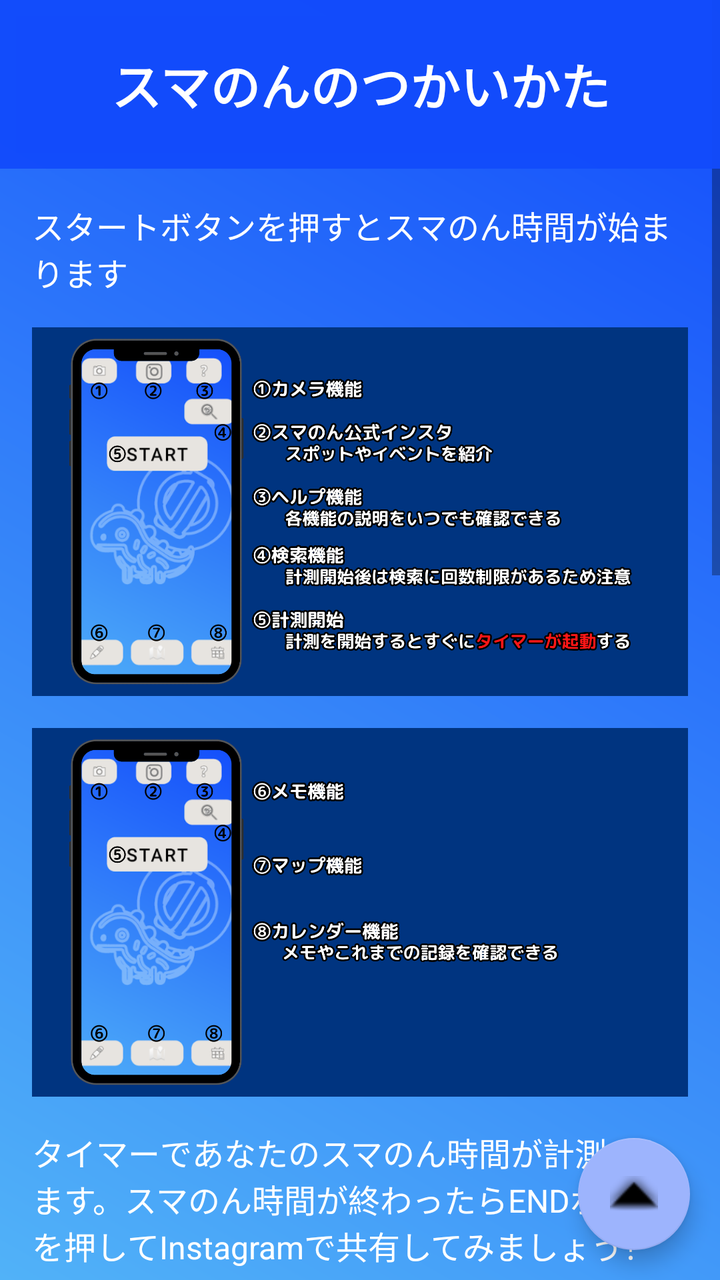
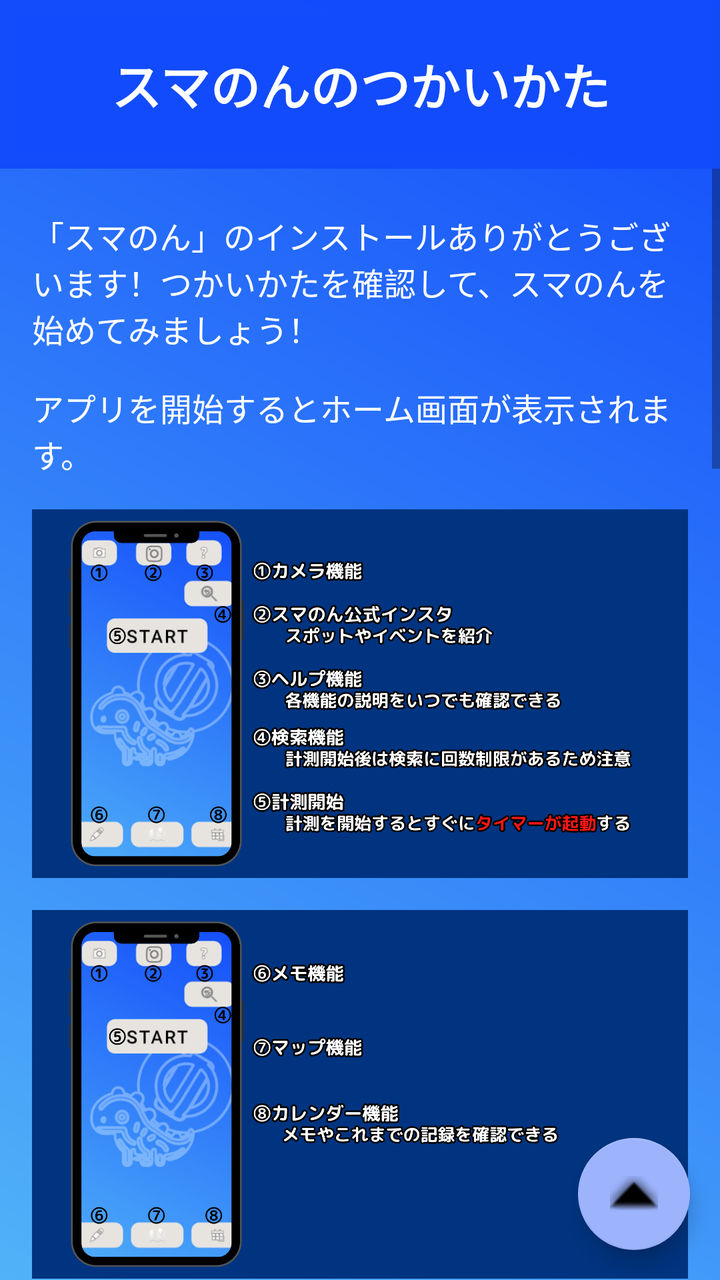

Two renders of the same Android screen: before a commit and after it. Below are the layout's source before the change and the commit's diff.
<!-- AndroidManifest.xml: application theme Theme.App_test -->
<!-- res/layout/activity_tutorial.xml -->
<?xml version="1.0" encoding="utf-8"?>
<androidx.constraintlayout.widget.ConstraintLayout xmlns:android="http://schemas.android.com/apk/res/android"
    xmlns:app="http://schemas.android.com/apk/res-auto"
    xmlns:tools="http://schemas.android.com/tools"
    android:layout_width="match_parent"
    android:layout_height="match_parent"
    android:background="@drawable/gradient_background"
    tools:context=".HelpViewActivity">
    
    <ScrollView
        android:id="@+id/scrollView"
        android:layout_width="match_parent"
        android:layout_height="0dp"
        app:layout_constraintBottom_toBottomOf="parent">

        
        <LinearLayout
            android:layout_width="match_parent"
            android:layout_height="wrap_content"
            android:orientation="vertical"
            android:padding="16dp">
            

            
            <TextView
                android:layout_width="match_parent"
                android:layout_height="wrap_content"
                android:layout_marginTop="85dp"
                android:text="スタートボタンを押すとスマのん時間が始まります"
                android:textColor="#FFFFFF"
                android:textSize="16sp"
                android:paddingBottom="16dp" />

            <ImageView
                android:id="@+id/image_home_1"
                android:layout_width="match_parent"
                android:layout_height="wrap_content"
                android:scaleType="fitCenter"
                android:adjustViewBounds="true"
                android:src="@drawable/help_home_1"
                android:contentDescription="Sample Image"
                android:paddingBottom="16dp" />

            <ImageView
                android:id="@+id/image_home_2"
                android:layout_width="match_parent"
                android:layout_height="wrap_content"
                android:scaleType="fitCenter"
                android:adjustViewBounds="true"
                android:src="@drawable/help_home_2"
                android:contentDescription="Sample Image"
                android:paddingBottom="16dp" />

            
            <TextView
                android:layout_width="match_parent"
                android:layout_height="wrap_content"
                android:text="タイマーであなたのスマのん時間が計測されます。スマのん時間が終わったらENDボタンを押してInstagramで共有してみましょう！"
                android:textColor="#FFFFFF"
                android:textSize="16sp"
                android:paddingBottom="16dp" />

            <ImageView
                android:id="@+id/image_timer_1"
                android:layout_width="match_parent"
                android:layout_height="wrap_content"
                android:scaleType="fitCenter"
                android:adjustViewBounds="true"
                android:src="@drawable/help_timer_1"
                android:contentDescription="Sample Image"
                android:paddingBottom="16dp" />

            <ImageView
                android:id="@+id/image_timer_2"
                android:layout_width="match_parent"
                android:layout_height="wrap_content"
                android:scaleType="fitCenter"
                android:adjustViewBounds="true"
                android:src="@drawable/help_timer_2"
                android:contentDescription="Sample Image"
                android:paddingBottom="16dp" />

            
            <TextView
                android:layout_width="match_parent"
                android:layout_height="wrap_content"
                android:text="今日のスマのん時間がカレンダーと一緒に閲覧できます。"
                android:textColor="#FFFFFF"
                android:textSize="16sp"
                android:paddingBottom="16dp" />

            <ImageView
                android:id="@+id/image_calendar"
                android:layout_width="match_parent"
                android:layout_height="wrap_content"
                android:scaleType="fitCenter"
                android:adjustViewBounds="true"
                android:src="@drawable/help_calendar"
                android:contentDescription="Sample Image"
                android:paddingBottom="16dp" />

            <TextView
                android:layout_width="match_parent"
                android:layout_height="wrap_content"
                android:text="スマのん時間を始めてみましょう！"
                android:textStyle="bold"
                android:textColor="#FFFFFF"
                android:textSize="20sp"
                android:paddingBottom="16dp" />


            <Button
                android:id="@+id/btn_finish_tutorial"
                android:layout_width="wrap_content"
                android:layout_height="wrap_content"
                android:layout_gravity="center"
                android:textStyle="bold"
                android:textColor="#F50A2A8C"
                android:text="スマのんをはじめる"
                app:backgroundTint="@null"
                android:background="@drawable/button_3d_selector"
               />

        </LinearLayout>
    </ScrollView>

    
    <com.google.android.material.floatingactionbutton.FloatingActionButton
        android:id="@+id/to_top"
        android:contentDescription="Scroll to Top"
        android:layout_width="wrap_content"
        android:layout_height="wrap_content"
        android:clickable="true"
        app:srcCompat="@android:drawable/arrow_up_float"
        app:backgroundTint="#9DB4FD"
        tools:layout_editor_absoluteX="15dp"
        tools:layout_editor_absoluteY="793dp"
        app:layout_constraintBottom_toBottomOf="parent"
        app:layout_constraintEnd_toEndOf="parent"
        android:layout_margin="15dp"/>


    
    <androidx.constraintlayout.widget.ConstraintLayout
        android:layout_width="match_parent"
        android:layout_height="wrap_content"
        android:background="#F5124BFB"
        android:padding="8dp"
        app:layout_constraintTop_toTopOf="parent">

        <TextView
            android:id="@+id/tutorial_text"
            android:layout_width="match_parent"
            android:layout_height="wrap_content"
            android:background="#F5124BFB"
            android:gravity="center"
            android:padding="16dp"
            android:text="スマのんのつかいかた"
            android:textStyle="bold"
            android:textColor="#FFFFFF"
            android:textSize="25sp"
            app:layout_constraintTop_toTopOf="parent" />

    </androidx.constraintlayout.widget.ConstraintLayout>

</androidx.constraintlayout.widget.ConstraintLayout>
<!-- resources referenced by this layout -->
<resources>
  <!-- drawable button_3d_selector (drawable) -->
  <selector xmlns:android="http://schemas.android.com/apk/res/android">
  
      
      <item android:state_pressed="true" android:drawable="@drawable/button_3d_pressed_design"/>
  
      
      <item android:drawable="@drawable/button_3d_design" />
  
  </selector>
  <!-- drawable gradient_background (drawable) -->
  <?xml version="1.0" encoding="utf-8"?>
  <layer-list xmlns:android="http://schemas.android.com/apk/res/android">
      <item>
          <shape android:shape="rectangle">
              <gradient
                  android:startColor="#51B2F8"
                  android:endColor="#124BFB"
                  android:backgroundTint="#574E4E"
                  android:angle="45"
                  />
          </shape>
      </item>
  </layer-list>
  <!-- drawable help_calendar: png bitmap (drawable, 357806 bytes) -->
  <!-- drawable help_home_1: png bitmap (drawable, 456790 bytes) -->
  <!-- drawable help_home_2: png bitmap (drawable, 302731 bytes) -->
  <!-- drawable help_timer_1: png bitmap (drawable, 432319 bytes) -->
  <!-- drawable help_timer_2: png bitmap (drawable, 399070 bytes) -->
  <style name="Theme.App_test" parent="Theme.MaterialComponents.DayNight.DarkActionBar">
          
          <item name="colorPrimary">@color/purple_500</item>
          <item name="colorPrimaryVariant">@color/purple_700</item>
          <item name="colorOnPrimary">@color/white</item>
          
          <item name="colorSecondary">@color/teal_200</item>
          <item name="colorSecondaryVariant">@color/teal_700</item>
          <item name="colorOnSecondary">@color/black</item>
          
          <item name="android:statusBarColor">?attr/colorPrimaryVariant</item>
          
  
      </style>
  <!-- drawable button_3d_pressed_design (drawable) -->
  <layer-list xmlns:android="http://schemas.android.com/apk/res/android">
  
      
      <item>
          <shape android:shape="rectangle">
              <solid android:color="#D6D3CF" />
              <corners android:radius="8dp" />
          </shape>
      </item>
  
      
      <item android:left="-2dp" android:top="-2dp">
          <shape android:shape="rectangle">
              <corners android:radius="7dp" />
              <stroke
                  android:width="5dp"
                  android:color="#8E9DAF" />
          </shape>
      </item>
  
  
  </layer-list>
  <!-- drawable button_3d_design (drawable) -->
  <layer-list xmlns:android="http://schemas.android.com/apk/res/android">
  
      
      <item>
          <shape android:shape="rectangle">
              <solid android:color="#E7E4E0" /> 
              <corners android:radius="8dp" /> 
          </shape>
      </item>
  
      
      <item android:left="-2dp" android:top="-2dp">
          <shape android:shape="rectangle">
              <corners android:radius="7dp" /> 
              <stroke
                  android:width="5dp"
                  android:color="#AAC1D0" /> 
          </shape>
      </item>
  
  </layer-list>
  <color name="purple_500">#FF6200EE</color>
  <color name="purple_700">#0440D7</color>
  <color name="white">#FFFFFFFF</color>
  <color name="teal_200">#FF03DAC5</color>
  <color name="teal_700">#FF018786</color>
  <color name="black">#FF000000</color>
</resources>

<!-- the commit's change to res/layout/activity_tutorial.xml (unified diff, before → after) -->
@@ -25,8 +25,15 @@
             <TextView
                 android:layout_width="match_parent"
                 android:layout_height="wrap_content"
-                android:layout_marginTop="85dp"
-                android:text="スタートボタンを押すとスマのん時間が始まります"
+                android:layout_marginTop="90dp"
+                android:text="「スマのん」のインストールありがとうございます！つかいかたを確認して、スマのんを始めてみましょう！"
+                android:textColor="#FFFFFF"
+                android:textSize="16sp"
+                android:paddingBottom="16dp" />
+            <TextView
+                android:layout_width="match_parent"
+                android:layout_height="wrap_content"
+                android:text="アプリを開始するとホーム画面が表示されます。"
                 android:textColor="#FFFFFF"
                 android:textSize="16sp"
                 android:paddingBottom="16dp" />
@@ -51,15 +58,22 @@
                 android:contentDescription="Sample Image"
                 android:paddingBottom="16dp" />
 
-            
             <TextView
                 android:layout_width="match_parent"
                 android:layout_height="wrap_content"
-                android:text="タイマーであなたのスマのん時間が計測されます。スマのん時間が終わったらENDボタンを押してInstagramで共有してみましょう！"
+                android:text="スタートボタンを押すと、スマのん時間の計測が始まります。"
+                android:textColor="#FFFFFF"
+                android:textSize="16sp" />
+
+            <TextView
+                android:layout_width="match_parent"
+                android:layout_height="wrap_content"
+                android:text="⑥のメモに書いた内容は計測中にも確認できます。"
                 android:textColor="#FFFFFF"
                 android:textSize="16sp"
                 android:paddingBottom="16dp" />
 
+            
             <ImageView
                 android:id="@+id/image_timer_1"
                 android:layout_width="match_parent"
@@ -80,15 +94,15 @@
                 android:contentDescription="Sample Image"
                 android:paddingBottom="16dp" />
 
-            
             <TextView
                 android:layout_width="match_parent"
                 android:layout_height="wrap_content"
-                android:text="今日のスマのん時間がカレンダーと一緒に閲覧できます。"
+                android:text="スマのん時間が終わったら、ENDボタンを押して今日のスマのん時間を確認してみましょう。スマのん中に良い写真が撮れたらInstagramで共有してみましょう！"
                 android:textColor="#FFFFFF"
                 android:textSize="16sp"
                 android:paddingBottom="16dp" />
 
+            
             <ImageView
                 android:id="@+id/image_calendar"
                 android:layout_width="match_parent"
@@ -102,12 +116,19 @@
             <TextView
                 android:layout_width="match_parent"
                 android:layout_height="wrap_content"
-                android:text="スマのん時間を始めてみましょう！"
+                android:text="スマのん時間を終了すると記録画面にうつります。ここではあなたの今までのスマのん時間が記録されています。ひとことメモを残しておくと、思い出も一緒に確認できておすすめです！"
+                android:textColor="#FFFFFF"
+                android:textSize="16sp"
+                android:paddingBottom="16dp" />
+
+            <TextView
+                android:layout_width="match_parent"
+                android:layout_height="wrap_content"
+                android:text="それでは、あなただけのスマのん時間を楽しみましょう！！"
+                android:textColor="#FFFFFF"
                 android:textStyle="bold"
-                android:textColor="#FFFFFF"
                 android:textSize="20sp"
                 android:paddingBottom="16dp" />
-
 
             <Button
                 android:id="@+id/btn_finish_tutorial"
@@ -115,8 +136,9 @@
                 android:layout_height="wrap_content"
                 android:layout_gravity="center"
                 android:textStyle="bold"
-                android:textColor="#F50A2A8C"
+                android:textColor="#081E62"
                 android:text="スマのんをはじめる"
+                android:textSize="20sp"
                 app:backgroundTint="@null"
                 android:background="@drawable/button_3d_selector"
                />
